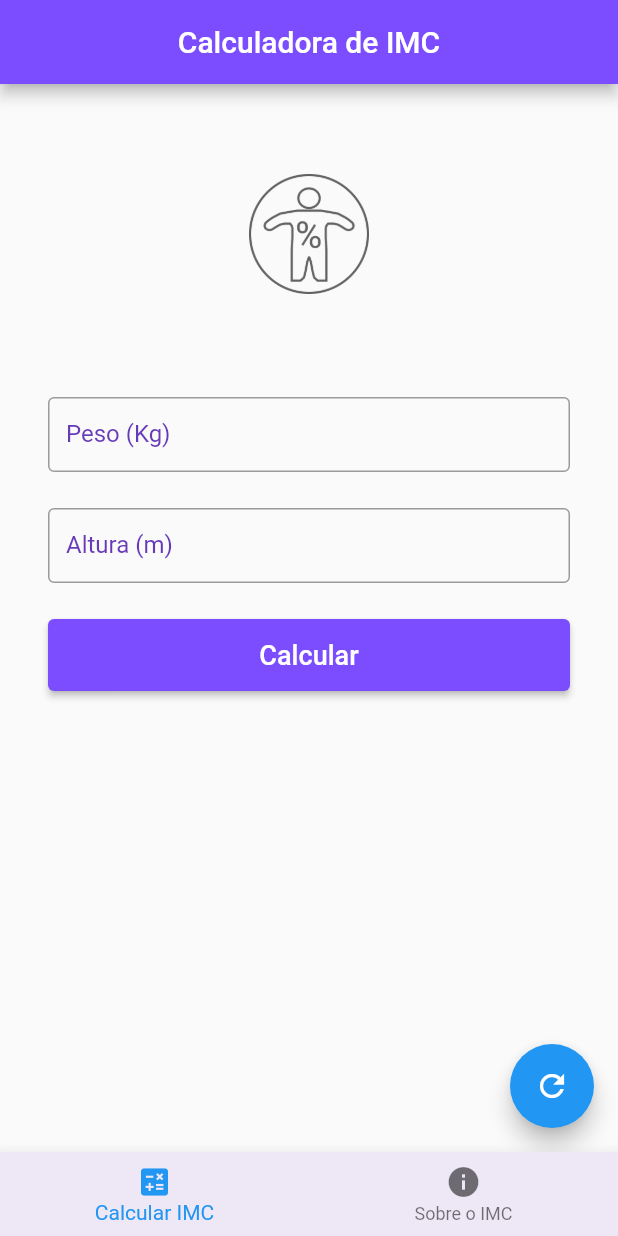
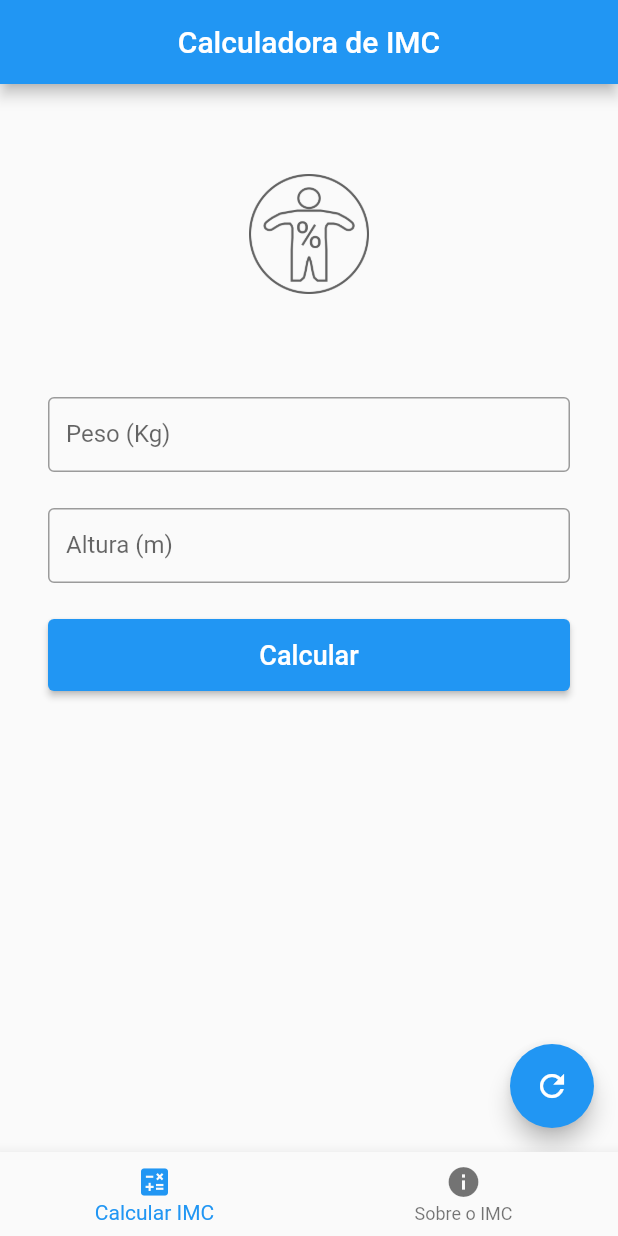
Before and after one commit to Gabriel-S-Souza/imc_calculator_with_flutter, a Flutter app: the screen it shows after launch, after a tap on "Calcular", on a phone screen of 412 x 824 dp. Run offline on Flutter 3.47's test engine with Material 2 defaults, Android fonts, the phone set to English and light mode, and no system bars.

Commit message:
removed colors of app

```diff
--- a/lib/pages/home_page.dart
+++ b/lib/pages/home_page.dart
@@ -32,7 +32,6 @@ class _HomePageState extends State<HomePage> {
       appBar: AppBar(
         title: const Text("Calculadora de IMC"),
         centerTitle: true,
-        backgroundColor: Colors.deepPurpleAccent,
       ),
       body: PageView(
         controller: pageController,
@@ -44,7 +43,7 @@ class _HomePageState extends State<HomePage> {
       ),
       bottomNavigationBar: BottomNavigationBar(
         currentIndex: currentPage,
-        backgroundColor: Colors.deepPurple[50],
+        // backgroundColor: Colors.deepPurple[50],
         items: const [
           BottomNavigationBarItem(
               icon: Icon(Icons.calculate), label: "Calcular IMC", tooltip: "Calculadora de IMC"),
--- a/lib/widgets/custom_alert_dialog.dart
+++ b/lib/widgets/custom_alert_dialog.dart
@@ -19,7 +19,6 @@ class CustomAlertDialog extends StatelessWidget {
         title,
         textAlign: TextAlign.center,
         style: const TextStyle(
-          color: Colors.black,
           fontSize: 18,
         ),
       ),
@@ -32,7 +31,6 @@ class CustomAlertDialog extends StatelessWidget {
               "$imcResult",
               style: const TextStyle(
                 // color: Color(0xFF1B998B),
-                color: Colors.deepPurpleAccent,
                 fontSize: 32,
                 fontWeight: FontWeight.bold,
               ),
@@ -56,7 +54,6 @@ class CustomAlertDialog extends StatelessWidget {
             "OK",
           ),
           style: ElevatedButton.styleFrom(
-            primary: Colors.deepPurpleAccent, //cor do fundo
             // onPrimary:
           ),
         ),
--- a/lib/widgets/custom_elevated_buttom.dart
+++ b/lib/widgets/custom_elevated_buttom.dart
@@ -16,7 +16,6 @@ class CustomElevatedButtom extends StatelessWidget {
       height: 48,
       child: ElevatedButton(
         style: ElevatedButton.styleFrom(
-          primary: Colors.deepPurpleAccent,
         ),
         child: Text(
           title,
--- a/lib/widgets/custom_left_border_text.dart
+++ b/lib/widgets/custom_left_border_text.dart
@@ -4,7 +4,8 @@ class CustomLeftBorderText extends StatelessWidget {
   final String text;
 
   const CustomLeftBorderText({
-    Key? key, required this.text
+    Key? key,
+    required this.text
   }) : super(key: key);
 
   @override
--- a/lib/widgets/custom_paragraph.dart
+++ b/lib/widgets/custom_paragraph.dart
@@ -15,9 +15,10 @@ class CustomParagraph extends StatelessWidget {
       child: Text(
         text,
         textAlign: TextAlign.justify,
-        style: TextStyle(
+        style: const TextStyle(
           fontSize: 20,
-          color: Colors.grey[800],
+          //TODO: Descomentar ou apagar a cor deste paragrafo
+          // color: Colors.grey[800],
         ),
       ),
     );
--- a/lib/widgets/custom_text_fields.dart
+++ b/lib/widgets/custom_text_fields.dart
@@ -23,7 +23,6 @@ class CustomTextField extends StatelessWidget {
             border: const OutlineInputBorder(),
             labelText: label,
             labelStyle: const TextStyle(
-              color: Colors.deepPurple,
             )),
         keyboardType: TextInputType.number,
       ),
```
